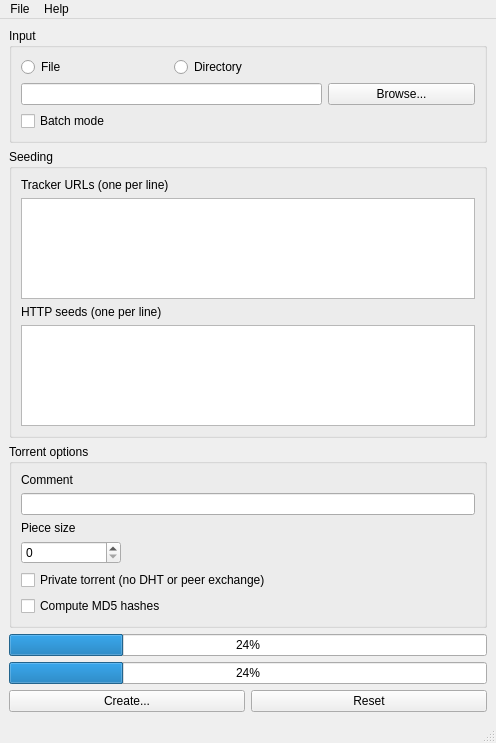
The window that mainwindow.ui (kz26/dottorrent-gui) describes before a commit, drawn with Qt 5.
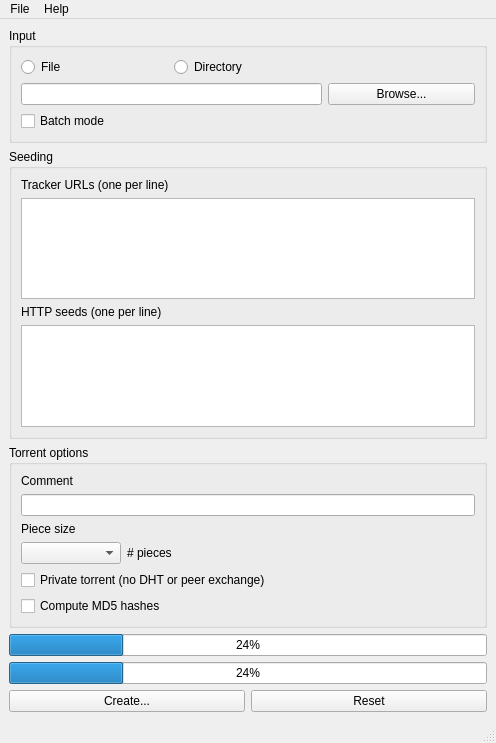
The same window after the commit.

Diff of the .ui file:
```diff
--- a/mainwindow.ui
+++ b/mainwindow.ui
@@ -54,6 +54,9 @@
        </item>
        <item row="2" column="0">
         <widget class="QCheckBox" name="batchModeCheckBox">
+         <property name="toolTip">
+          <string>&lt;html&gt;&lt;head/&gt;&lt;body&gt;&lt;p&gt;If enabled, a torrent will be created for each directory and file one level below the input directory.&lt;/p&gt;&lt;/body&gt;&lt;/html&gt;</string>
+         </property>
          <property name="text">
           <string>Batch mode</string>
          </property>
@@ -96,26 +99,26 @@
       <property name="title">
        <string>Torrent options</string>
       </property>
-      <layout class="QVBoxLayout" name="verticalLayout_3">
-       <item>
+      <layout class="QGridLayout" name="gridLayout_2">
+       <item row="0" column="0">
         <widget class="QLabel" name="commentLabel">
          <property name="text">
           <string>Comment</string>
          </property>
         </widget>
        </item>
-       <item>
+       <item row="1" column="0" colspan="2">
         <widget class="QLineEdit" name="commentEdit"/>
        </item>
-       <item>
+       <item row="2" column="0">
         <widget class="QLabel" name="pieceSizeLabel">
          <property name="text">
           <string>Piece size</string>
          </property>
         </widget>
        </item>
-       <item>
-        <widget class="QSpinBox" name="pieceSizeSpinBox">
+       <item row="3" column="0">
+        <widget class="QComboBox" name="pieceSizeComboBox">
          <property name="maximumSize">
           <size>
            <width>100</width>
@@ -124,14 +127,21 @@
          </property>
         </widget>
        </item>
-       <item>
+       <item row="3" column="1">
+        <widget class="QLabel" name="pieceCountLabel">
+         <property name="text">
+          <string># pieces</string>
+         </property>
+        </widget>
+       </item>
+       <item row="4" column="0" colspan="2">
         <widget class="QCheckBox" name="privateTorrentCheckBox">
          <property name="text">
           <string>Private torrent (no DHT or peer exchange)</string>
          </property>
         </widget>
        </item>
-       <item>
+       <item row="5" column="0" colspan="2">
         <widget class="QCheckBox" name="md5CheckBox">
          <property name="text">
           <string>Compute MD5 hashes</string>
```
